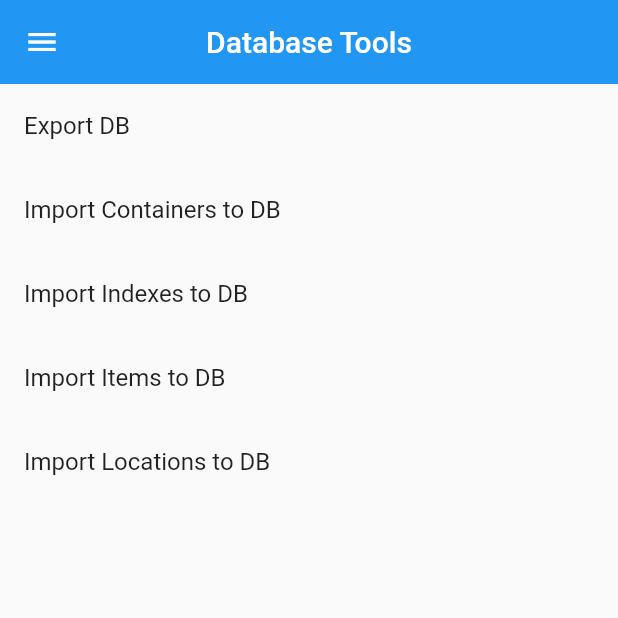
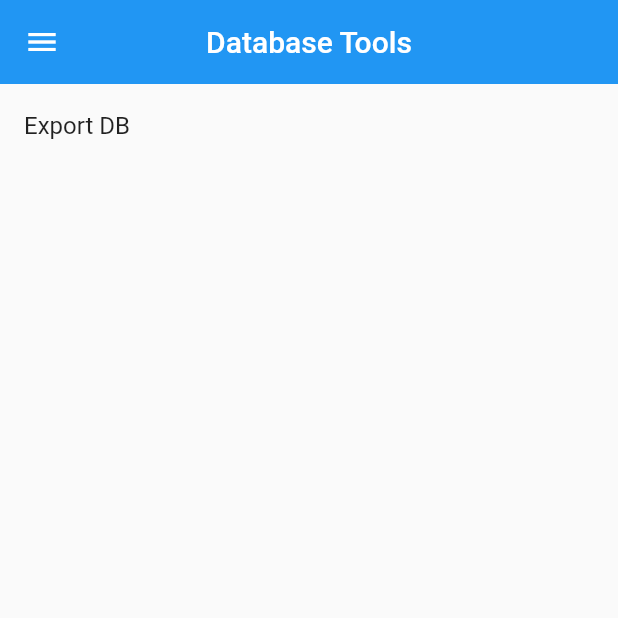
Before and after one commit to jlprince21/thing_finder, a Flutter app: the DatabaseToolsScreen screen opened directly, on a phone screen of 412 x 824 dp, the top half of it. Run offline on Flutter 3.47's test engine with Material 2 defaults, Android fonts, the light colour scheme and no system bars; our stand-ins replace drift, file_picker, get, share_plus; accounts and stored records are empty; generated files the repository leaves out were written again.

Commit message:
Update minimum iOS to 16 and remove data import functions for now.

```diff
--- a/lib/screen/database_tools_screen.dart
+++ b/lib/screen/database_tools_screen.dart
@@ -31,33 +31,33 @@ class DatabaseToolsScreen extends StatelessWidget {
             },
           ),
 
-          ListTile(
-            title: const Text('Import Containers to DB'),
-            onTap: () {
-              _pickFile("container");
-            },
-          ),
+          // ListTile(
+          //   title: const Text('Import Containers to DB'),
+          //   onTap: () {
+          //     _pickFile("container");
+          //   },
+          // ),
 
-          ListTile(
-            title: const Text('Import Indexes to DB'),
-            onTap: () {
-              _pickFile("index");
-            },
-          ),
+          // ListTile(
+          //   title: const Text('Import Indexes to DB'),
+          //   onTap: () {
+          //     _pickFile("index");
+          //   },
+          // ),
 
-          ListTile(
-            title: const Text('Import Items to DB'),
-            onTap: () {
-              _pickFile("item");
-            },
-          ),
+          // ListTile(
+          //   title: const Text('Import Items to DB'),
+          //   onTap: () {
+          //     _pickFile("item");
+          //   },
+          // ),
 
-          ListTile(
-            title: const Text('Import Locations to DB'),
-            onTap: () {
-              _pickFile("location");
-            },
-          ),
+          // ListTile(
+          //   title: const Text('Import Locations to DB'),
+          //   onTap: () {
+          //     _pickFile("location");
+          //   },
+          // ),
         ],
       ),
     );
```
Also changed, not shown: pubspec.lock, 6 other files.
